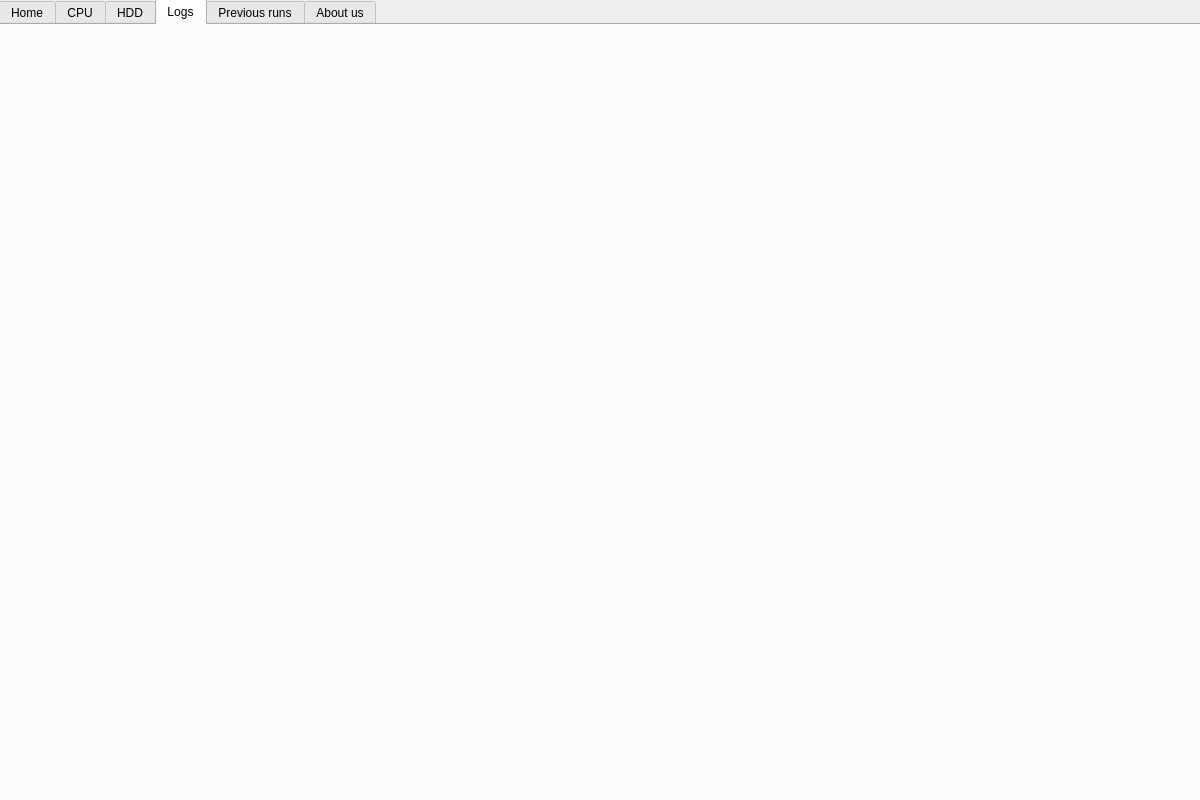
Above: mainwindow.ui from Monke-CO/MonkeyWrench before the change. Below: the same form after it.
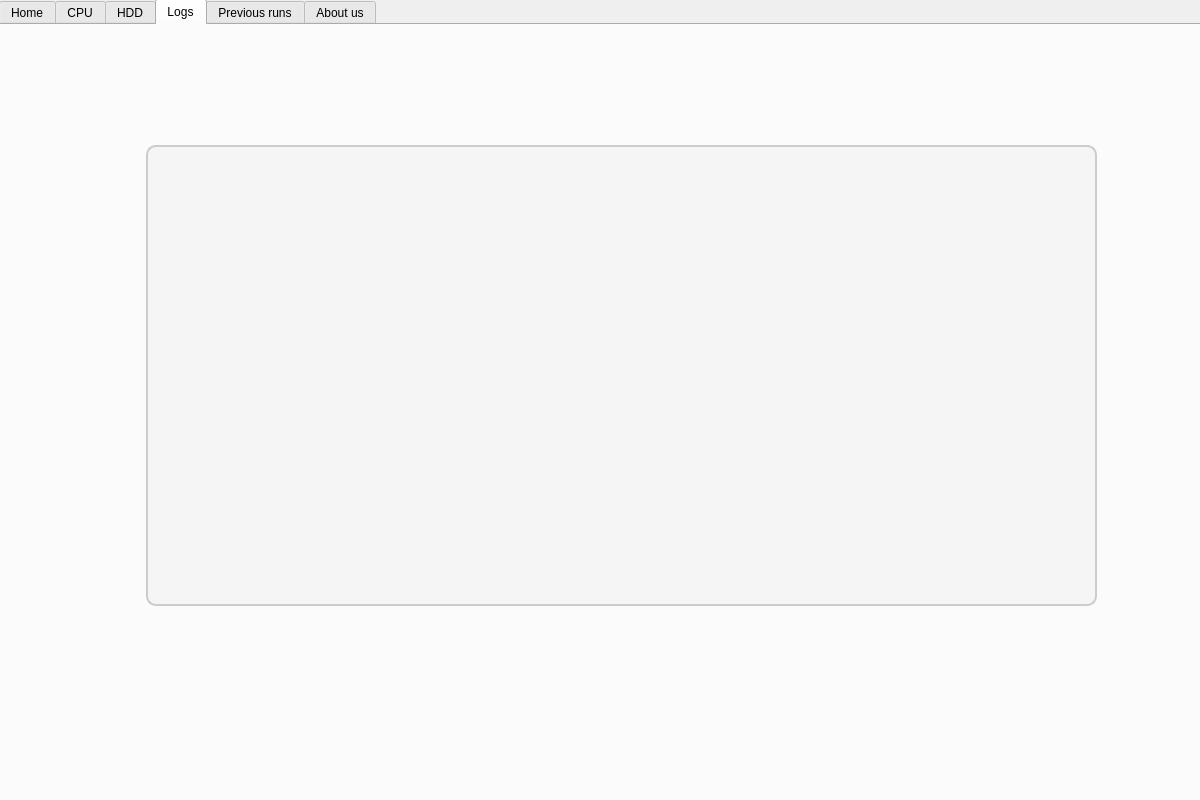
That is the form after the change. The open tabs and pages were chosen to show the change. Icons and pictures are not drawn.

Diff of the .ui file:
```diff
--- a/mainwindow.ui
+++ b/mainwindow.ui
@@ -333,6 +333,29 @@
         <attribute name="title">
          <string>Logs</string>
         </attribute>
+        <widget class="QTextBrowser" name="textBrowser">
+         <property name="geometry">
+          <rect>
+           <x>145</x>
+           <y>120</y>
+           <width>951</width>
+           <height>461</height>
+          </rect>
+         </property>
+         <property name="styleSheet">
+          <string notr="true">QTextBrowser {
+    font-size: 18px;
+    font-weight: bold;
+    color: #333333;
+    background-color: #F5F5F5;
+    border: 2px solid #CCCCCC;
+    border-radius: 10px;
+    padding: 10px;
+}
+
+</string>
+         </property>
+        </widget>
        </widget>
        <widget class="QWidget" name="previousTab">
         <attribute name="icon">
```
Left out of the diff: 2 changed lines with no effect on the pictures.
